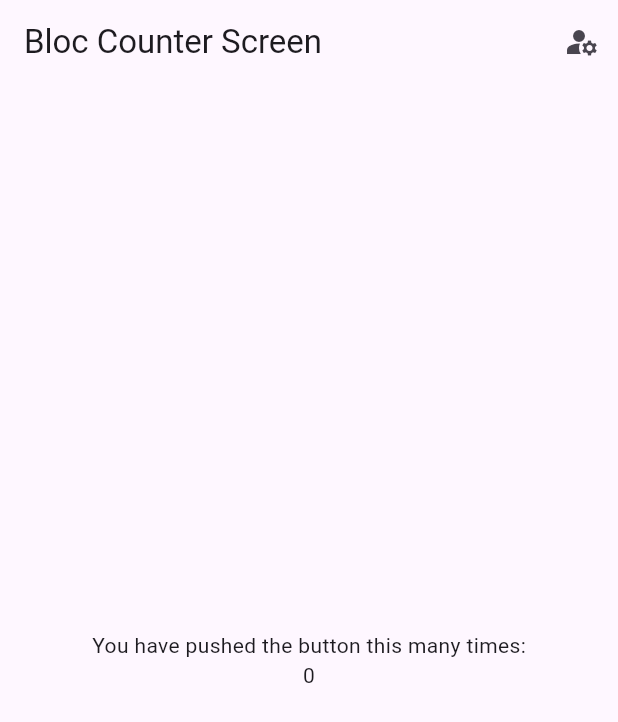
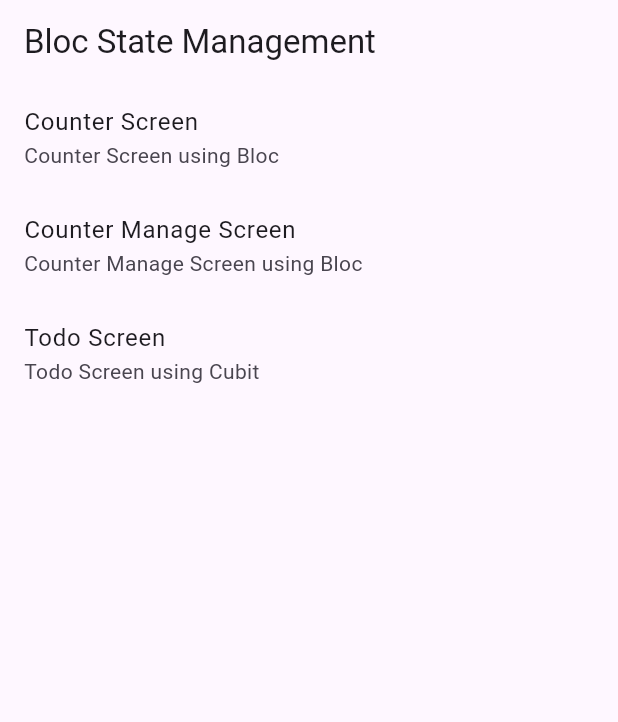
Before and after one commit to CoderLovely08/flutter_bloc_practice, a Flutter app: the screen it shows after launch, on a phone screen of 412 x 824 dp. Shown: the top 722 px of the screen. Run offline on Flutter 3.47's test engine with Material 3 defaults, Android fonts, the phone set to English and light mode, and no system bars; our stand-ins replace flutter_bloc.

Commit message:
[Feature]: Todo feature using cubit

```diff
--- a/lib/main.dart
+++ b/lib/main.dart
@@ -1,6 +1,9 @@
 import 'package:bloc_practice/counter_bloc/counter_bloc.dart';
 import 'package:bloc_practice/screen/counter_screens/counter_manage_screen.dart';
 import 'package:bloc_practice/screen/counter_screens/counter_screen.dart';
+import 'package:bloc_practice/screen/index_screen.dart';
+import 'package:bloc_practice/screen/todo_screens/todo_list.dart';
+import 'package:bloc_practice/todo_cubit/todo_cubit.dart';
 import 'package:flutter/material.dart';
 import 'package:flutter_bloc/flutter_bloc.dart';
 
@@ -11,16 +14,26 @@ void main() {
 class MyApp extends StatelessWidget {
   @override
   Widget build(BuildContext context) {
-    return BlocProvider(
-      create: (context) => CounterBloc(),
+    return MultiBlocProvider(
+      providers: [
+        BlocProvider<CounterBloc>(
+          create: (context) => CounterBloc(),
+        ),
+        BlocProvider<TodoCubit>(
+          create: (context) => TodoCubit(),
+        ),
+      ],
       child: MaterialApp(
         title: 'Flutter Demo',
         theme: ThemeData(
           primarySwatch: Colors.blue,
         ),
-        home: const CounterScreen(),
+        initialRoute: '/',
         routes: {
+          '/': (context) => const IndexScreen(),
+          '/counter_screen': (context) => const CounterScreen(),
           '/counter_manage_screen': (context) => const CounterManageScreen(),
+          '/todo_screen': (context) => const TodoList(),
         },
       ),
     );
--- /dev/null
+++ b/lib/models/todo_mode.dart
@@ -0,0 +1,10 @@
+class TodoModel {
+  String title;
+  bool isDone;
+
+  TodoModel({required this.title, this.isDone = false});
+
+  void toggleDone() {
+    isDone = !isDone;
+  }
+}
--- /dev/null
+++ b/lib/screen/index_screen.dart
@@ -0,0 +1,46 @@
+import 'package:flutter/material.dart';
+
+class IndexScreen extends StatefulWidget {
+  const IndexScreen({super.key});
+
+  @override
+  State<IndexScreen> createState() => _IndexScreenState();
+}
+
+class _IndexScreenState extends State<IndexScreen> {
+  @override
+  Widget build(BuildContext context) {
+    return Scaffold(
+      appBar: AppBar(
+        title: const Text('Bloc State Management'),
+      ),
+      body: SingleChildScrollView(
+          scrollDirection: Axis.vertical,
+          child: Column(
+            children: [
+              ListTile(
+                title: const Text('Counter Screen'),
+                subtitle: const Text('Counter Screen using Bloc'),
+                onTap: () {
+                  Navigator.pushNamed(context, '/counter_screen');
+                },
+              ),
+              ListTile(
+                title: const Text('Counter Manage Screen'),
+                subtitle: const Text('Counter Manage Screen using Bloc'),
+                onTap: () {
+                  Navigator.pushNamed(context, '/counter_manage_screen');
+                },
+              ),
+              ListTile(
+                title: const Text('Todo Screen'),
+                subtitle: const Text('Todo Screen using Cubit'),
+                onTap: () {
+                  Navigator.pushNamed(context, '/todo_screen');
+                },
+              ),
+            ],
+          )),
+    );
+  }
+}
--- /dev/null
+++ b/lib/todo_cubit/todo_cubit.dart
@@ -0,0 +1,12 @@
+import 'package:bloc_practice/models/todo_mode.dart';
+import 'package:flutter_bloc/flutter_bloc.dart';
+
+class TodoCubit extends Cubit<List<TodoModel>> {
+  TodoCubit() : super([]);
+
+  void addTodo(String title, {bool isDone = false}) {
+    final todo = TodoModel(title: title, isDone: isDone);
+    state.add(todo);
+    emit([...state]);
+  }
+}
```
Also changed, not shown: lib/screen/todo_screens/todo_list.dart (added, +50 -0 lines).
